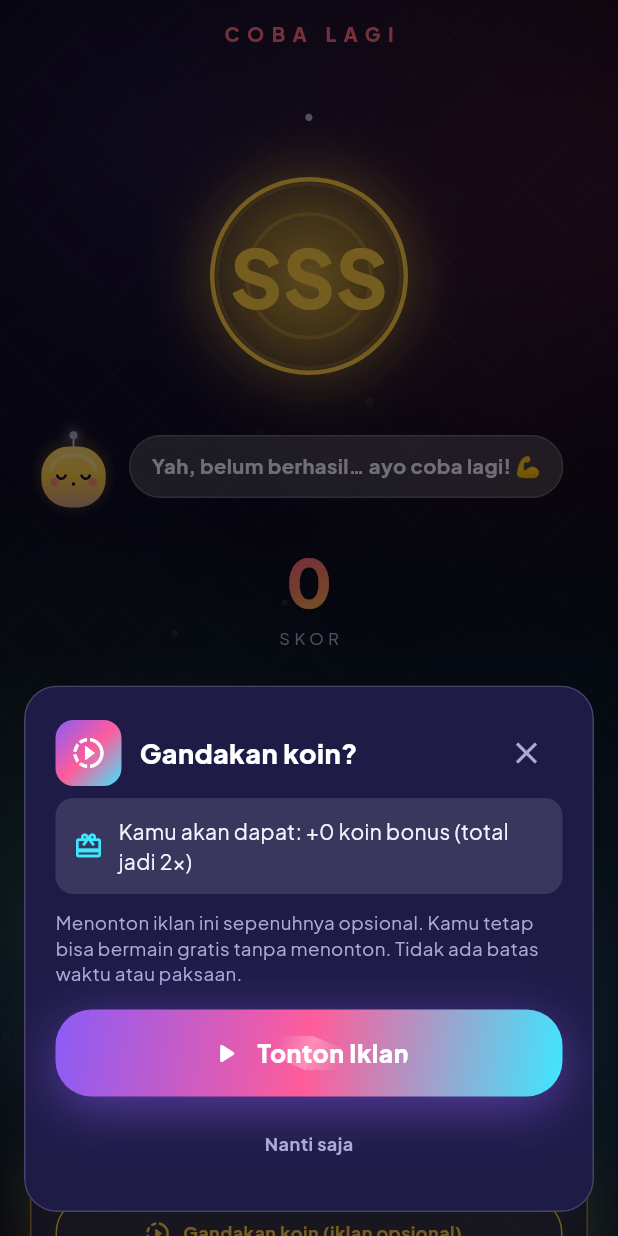
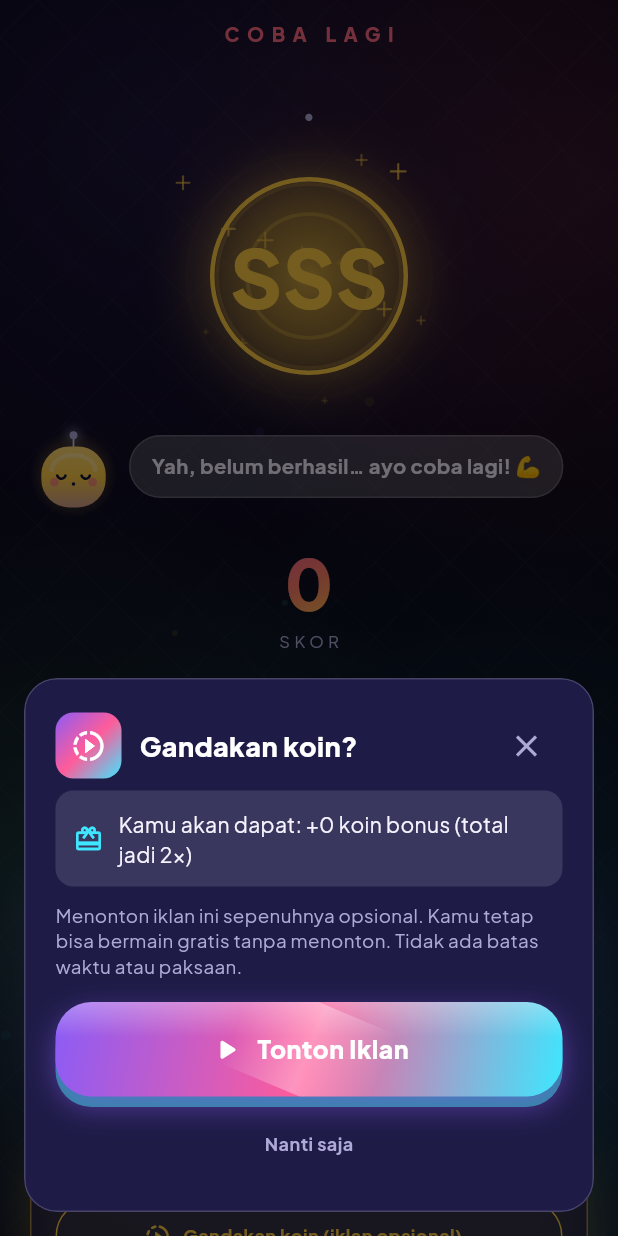
Before and after one commit to zachiesings/beat-nusantara, a Flutter app: the ResultScreen screen opened directly with empty values, after a tap on "Gandakan koin (iklan opsional)", on a phone screen of 412 x 824 dp. Run offline on Flutter 3.47's test engine with Material 3 defaults, Android fonts, the phone set to English and light mode, and no system bars; our stand-ins replace audioplayers, shared_preferences; accounts and stored records are empty.

Commit message:
feat: push juice further — candy buttons, holo cards, stickers, count-up, combo punch, note trails, shake
Game-grade delight layer on the real Flutter system (not just preview):

- GradientButton → chunky 3D "candy/clay" CTA: presses into a bottom rim, glossy
  sheen, shimmer sweep, breathing glow. Applies everywhere automatically.
- HoloSheen: holographic foil drift → playable song covers + home hero read as
  collectible trading cards.
- shapes.dart: tilted glowing Stickers (DEMO / UNGGULAN / FULL COMBO), twinkling
  star fields (Twinkles), WavyDivider — breaks the stacked-rectangle rhythm.
- CountUp: scores & coins roll up (Indonesian thousands separators).
- ComboCounter: combo number punch-scales on every increase.
- Notes: comet trails + glossy vertical gradient + soft glow + top highlight.
- Gameplay: playfield screen-shake on miss; FEVER ×2 tag.

Applied to SongCard, Home hero, Result. Screenshot states inherit it all.

Co-Authored-By: Claude Opus 4.8 (1M context) <noreply@anthropic.com>

```diff
--- a/lib/features/results/result_screen.dart
+++ b/lib/features/results/result_screen.dart
@@ -6,10 +6,12 @@ import '../../game/scoring/judgment.dart';
 import '../../game/scoring/score_engine.dart';
 import '../../services/ads/ads_service.dart';
 import '../../state/game_state.dart';
+import '../../widgets/count_up.dart';
 import '../../widgets/gradient_button.dart';
 import '../../widgets/mascot.dart';
 import '../../widgets/pulse.dart';
 import '../../widgets/reward_ad_sheet.dart';
+import '../../widgets/shapes.dart';
 import '../../widgets/soft_card.dart';
 import '../../widgets/sparkle.dart';
 import '../../widgets/stat_ring.dart';
@@ -130,7 +132,12 @@ class _ResultScreenState extends State<ResultScreen>
       child: Stack(
         alignment: Alignment.center,
         children: [
+          Positioned.fill(child: Twinkles(count: 12, color: r.grade.color)),
           PulseRings(color: r.grade.color, size: 168),
+          if (r.fullCombo)
+            const Positioned(
+                bottom: -2,
+                child: Sticker(text: 'FULL COMBO', icon: Icons.bolt_rounded, gradient: AppGradients.goldRush, angle: -0.06)),
           ScaleTransition(
             scale: CurvedAnimation(parent: _c, curve: Curves.elasticOut),
             child: Container(
@@ -157,8 +164,11 @@ class _ResultScreenState extends State<ResultScreen>
       children: [
         ShaderMask(
           shaderCallback: (rect) => AppGradients.candy.createShader(rect),
-          child: Text('${r.score}',
-              style: const TextStyle(fontSize: 44, fontWeight: FontWeight.w800, color: Colors.white)),
+          child: CountUp(
+            value: r.score,
+            duration: const Duration(milliseconds: 1100),
+            style: const TextStyle(fontSize: 46, fontWeight: FontWeight.w800, color: Colors.white),
+          ),
         ),
         const Text('SKOR', style: TextStyle(color: AppColors.textLo, letterSpacing: 3, fontSize: 11)),
       ],
@@ -229,7 +239,11 @@ class _ResultScreenState extends State<ResultScreen>
         Row(mainAxisAlignment: MainAxisAlignment.center, children: [
           const Icon(Icons.monetization_on, color: AppColors.gold),
           const SizedBox(width: 8),
-          Text('+${r.coins} koin', style: const TextStyle(fontWeight: FontWeight.w800, fontSize: 16)),
+          CountUp(
+              value: r.coins,
+              prefix: '+',
+              suffix: ' koin',
+              style: const TextStyle(fontWeight: FontWeight.w800, fontSize: 16)),
           const SizedBox(width: 18),
           const Icon(Icons.bolt_rounded, color: AppColors.violet),
           const SizedBox(width: 6),
--- /dev/null
+++ b/lib/widgets/count_up.dart
@@ -0,0 +1,39 @@
+import 'package:flutter/material.dart';
+
+/// Animated number that rolls up from 0 — scores and coins should *count*, not
+/// just appear. Uses Indonesian thousands separators (1.284.500).
+class CountUp extends StatelessWidget {
+  final int value;
+  final TextStyle? style;
+  final Duration duration;
+  final String prefix;
+  final String suffix;
+  const CountUp({
+    super.key,
+    required this.value,
+    this.style,
+    this.duration = const Duration(milliseconds: 900),
+    this.prefix = '',
+    this.suffix = '',
+  });
+
+  static String format(int n) {
+    final s = n.abs().toString();
+    final buf = StringBuffer();
+    for (int i = 0; i < s.length; i++) {
+      if (i > 0 && (s.length - i) % 3 == 0) buf.write('.');
+      buf.write(s[i]);
+    }
+    return '${n < 0 ? '-' : ''}$buf';
+  }
+
+  @override
+  Widget build(BuildContext context) {
+    return TweenAnimationBuilder<double>(
+      tween: Tween(begin: 0, end: value.toDouble()),
+      duration: duration,
+      curve: Curves.easeOutCubic,
+      builder: (_, v, __) => Text('$prefix${format(v.round())}$suffix', style: style),
+    );
+  }
+}
--- a/lib/widgets/gradient_button.dart
+++ b/lib/widgets/gradient_button.dart
@@ -2,8 +2,9 @@ import 'package:flutter/material.dart';
 import '../app/theme.dart';
 import '../core/haptics.dart';
 
-/// Juicy glowing pill button: continuous soft glow pulse, a slow shimmer sweep,
-/// and a springy press. The unmissable primary CTA.
+/// Chunky "candy/clay" CTA: a 3D bottom rim that the button physically presses
+/// into, a glossy top sheen, a moving shimmer, and a breathing glow. This is the
+/// single biggest game-feel signal — every primary action feels squishy & alive.
 class GradientButton extends StatefulWidget {
   final String label;
   final IconData? icon;
@@ -19,7 +20,7 @@ class GradientButton extends StatefulWidget {
     this.onTap,
     this.gradient = AppColors.brandGradient,
     this.enabled = true,
-    this.height = 58,
+    this.height = 56,
     this.pulse = true,
   });
 
@@ -29,7 +30,8 @@ class GradientButton extends StatefulWidget {
 
 class _GradientButtonState extends State<GradientButton>
     with SingleTickerProviderStateMixin {
-  double _scale = 1;
+  bool _down = false;
+  static const _rim = 7.0;
   late final AnimationController _c =
       AnimationController(vsync: this, duration: const Duration(milliseconds: 2200))..repeat();
 
@@ -39,58 +41,81 @@ class _GradientButtonState extends State<GradientButton>
     super.dispose();
   }
 
+  void _set(bool v) => setState(() => _down = v);
+
   @override
   Widget build(BuildContext context) {
     final enabled = widget.enabled && widget.onTap != null;
-    final glowColor = (widget.gradient is LinearGradient)
-        ? (widget.gradient as LinearGradient).colors.first
-        : AppColors.violet;
+    final colors = (widget.gradient is LinearGradient)
+        ? (widget.gradient as LinearGradient).colors
+        : const [AppColors.violet, AppColors.pink];
+    final glow = colors.first;
+    final rimColor = Color.lerp(colors.last, Colors.black, 0.4)!;
+
     return GestureDetector(
-      onTapDown: enabled ? (_) => setState(() => _scale = 0.95) : null,
-      onTapUp: enabled ? (_) => setState(() => _scale = 1) : null,
-      onTapCancel: enabled ? () => setState(() => _scale = 1) : null,
+      onTapDown: enabled ? (_) => _set(true) : null,
+      onTapUp: enabled ? (_) => _set(false) : null,
+      onTapCancel: enabled ? () => _set(false) : null,
       onTap: enabled
           ? () {
               Haptics.medium();
               widget.onTap!();
             }
           : null,
-      child: AnimatedScale(
-        scale: _scale,
-        duration: AppDur.xfast,
-        child: Opacity(
-          opacity: enabled ? 1 : 0.45,
+      child: Opacity(
+        opacity: enabled ? 1 : 0.5,
+        child: SizedBox(
+          height: widget.height + _rim,
           child: AnimatedBuilder(
             animation: _c,
             builder: (_, __) {
-              final pulse = widget.pulse && enabled
-                  ? 0.5 + 0.5 * (1 + (_c.value * 2 - 1).abs()) / 2
-                  : 0.5;
-              return Container(
+              final pulse = widget.pulse && enabled ? (_c.value * 2 - 1).abs() : 0.4;
+              return AnimatedContainer(
+                duration: AppDur.xfast,
+                curve: Curves.easeOut,
                 height: widget.height,
-                alignment: Alignment.center,
+                margin: EdgeInsets.only(top: _down ? _rim - 2 : 0),
                 decoration: BoxDecoration(
                   gradient: widget.gradient,
                   borderRadius: BorderRadius.circular(AppRadius.md),
-                  boxShadow: AppShadows.glow(glowColor, blur: 18 + 16 * pulse, y: 8, a: 0.5),
+                  boxShadow: [
+                    // chunky rim (the "candy" base it presses into)
+                    BoxShadow(color: rimColor, offset: Offset(0, _down ? 2 : _rim), blurRadius: 0),
+                    // breathing glow
+                    ...AppShadows.glow(glow, blur: 14 + 16 * pulse, y: 7, a: 0.5),
+                  ],
                 ),
                 child: ClipRRect(
                   borderRadius: BorderRadius.circular(AppRadius.md),
                   child: Stack(
                     alignment: Alignment.center,
                     children: [
+                      // glossy top sheen
+                      Align(
+                        alignment: Alignment.topCenter,
+                        child: Container(
+                          height: widget.height * 0.42,
+                          decoration: BoxDecoration(
+                            gradient: LinearGradient(
+                              begin: Alignment.topCenter,
+                              end: Alignment.bottomCenter,
+                              colors: [Colors.white.withValues(alpha: 0.30), Colors.white.withValues(alpha: 0.0)],
+                            ),
+                          ),
+                        ),
+                      ),
                       // shimmer sweep
                       Positioned.fill(
                         child: FractionallySizedBox(
-                          alignment: Alignment(-1.6 + 3.2 * _c.value, 0),
-                          widthFactor: 0.35,
+                          alignment: Alignment(-1.8 + 3.6 * _c.value, 0),
+                          widthFactor: 0.3,
                           child: Transform.rotate(
                             angle: 0.4,
                             child: DecoratedBox(
                               decoration: BoxDecoration(
                                 gradient: LinearGradient(colors: [
                                   Colors.white.withValues(alpha: 0.0),
-                                  Colors.white.withValues(alpha: enabled ? 0.30 : 0.0),
+                                  Colors.white.withValues(alpha: enabled ? 0.35 : 0.0),
                                   Colors.white.withValues(alpha: 0.0),
                                 ]),
                               ),
@@ -102,8 +127,8 @@ class _GradientButtonState extends State<GradientButton>
                         mainAxisSize: MainAxisSize.min,
                         children: [
                           if (widget.icon != null) ...[
-                            Icon(widget.icon, color: Colors.white, size: 22),
-                            const SizedBox(width: 10),
+                            Icon(widget.icon, color: Colors.white, size: 23),
+                            const SizedBox(width: 9),
                           ],
                           Text(widget.label,
                               style: const TextStyle(
--- /dev/null
+++ b/lib/widgets/shapes.dart
@@ -0,0 +1,143 @@
+import 'dart:math' as math;
+import 'package:flutter/material.dart';
+import '../app/theme.dart';
+
+/// A tilted, glowing sticker badge — the playful "slapped-on" label that makes
+/// UI feel like a game, not a form. Slight rotation by default.
+class Sticker extends StatelessWidget {
+  final String text;
+  final IconData? icon;
+  final Gradient gradient;
+  final double angle;
+  final double fontSize;
+  const Sticker({
+    super.key,
+    required this.text,
+    this.icon,
+    this.gradient = AppGradients.candy,
+    this.angle = -0.09,
+    this.fontSize = 11,
+  });
+
+  @override
+  Widget build(BuildContext context) {
+    final glow = (gradient is LinearGradient) ? (gradient as LinearGradient).colors.first : AppColors.pink;
+    return Transform.rotate(
+      angle: angle,
+      child: Container(
+        padding: EdgeInsets.symmetric(horizontal: icon != null ? 9 : 11, vertical: 6),
+        decoration: BoxDecoration(
+          gradient: gradient,
+          borderRadius: BorderRadius.circular(AppRadius.pill),
+          border: Border.all(color: Colors.white.withValues(alpha: 0.65), width: 1.5),
+          boxShadow: AppShadows.glow(glow, blur: 14, y: 4, a: 0.6),
+        ),
+        child: Row(mainAxisSize: MainAxisSize.min, children: [
+          if (icon != null) ...[Icon(icon, size: fontSize + 2, color: Colors.white), const SizedBox(width: 4)],
+          Text(text,
+              style: TextStyle(
+                  color: Colors.white, fontWeight: FontWeight.w800, fontSize: fontSize, letterSpacing: 0.4)),
+        ]),
+      ),
+    );
+  }
+}
+
+/// A field of gently twinkling stars — decorative sparkle for hero areas / behind
+/// celebratory content. Drop into a Positioned.fill.
+class Twinkles extends StatefulWidget {
+  final int count;
+  final Color color;
+  const Twinkles({super.key, this.count = 10, this.color = Colors.white});
+
+  @override
+  State<Twinkles> createState() => _TwinklesState();
+}
+
+class _TwinklesState extends State<Twinkles> with SingleTickerProviderStateMixin {
+  late final AnimationController _c =
+      AnimationController(vsync: this, duration: const Duration(milliseconds: 2400))..repeat();
+
+  @override
+  void dispose() {
+    _c.dispose();
+    super.dispose();
+  }
+
+  @override
+  Widget build(BuildContext context) {
+    return IgnorePointer(
+      child: AnimatedBuilder(
+        animation: _c,
+        builder: (_, __) => CustomPaint(painter: _TwinklePainter(_c.value, widget.count, widget.color)),
+      ),
+    );
+  }
+}
+
+class _TwinklePainter extends CustomPainter {
+  final double t;
+  final int count;
+  final Color color;
+  _TwinklePainter(this.t, this.count, this.color);
+
+  @override
+  void paint(Canvas canvas, Size size) {
+    final p = Paint()..strokeCap = StrokeCap.round;
+    for (int i = 0; i < count; i++) {
+      final sx = ((i * 0.61803) % 1.0) * size.width;
+      final sy = ((i * 0.31831 + 0.13) % 1.0) * size.height;
+      final tw = (math.sin((t * 2 * math.pi) + i * 1.7) + 1) / 2; // 0..1
+      final r = 1.5 + 3.5 * tw;
+      p.color = color.withValues(alpha: 0.15 + 0.6 * tw);
+      // 4-point sparkle
+      canvas.drawLine(Offset(sx - r, sy), Offset(sx + r, sy), p..strokeWidth = 1.4);
+      canvas.drawLine(Offset(sx, sy - r), Offset(sx, sy + r), p);
+    }
+  }
+
+  @override
+  bool shouldRepaint(covariant _TwinklePainter old) => old.t != t;
+}
+
+/// A soft wavy section divider — breaks up the "stacked rectangles" rhythm.
+class WavyDivider extends StatelessWidget {
+  final Gradient gradient;
+  final double height;
+  const WavyDivider({super.key, this.gradient = AppColors.brandGradient, this.height = 14});
+
+  @override
+  Widget build(BuildContext context) {
+    return SizedBox(
+      height: height,
+      width: double.infinity,
+      child: CustomPaint(painter: _WavyPainter(gradient)),
+    );
+  }
+}
+
+class _WavyPainter extends CustomPainter {
+  final Gradient gradient;
+  _WavyPainter(this.gradient);
+
+  @override
+  void paint(Canvas canvas, Size size) {
+    final path = Path()..moveTo(0, size.height / 2);
+    final amp = size.height * 0.32;
+    for (double x = 0; x <= size.width; x += 6) {
+      path.lineTo(x, size.height / 2 + math.sin(x / 26) * amp);
+    }
+    canvas.drawPath(
+      path,
+      Paint()
+        ..shader = gradient.createShader(Offset.zero & size)
+        ..style = PaintingStyle.stroke
+        ..strokeWidth = 3
+        ..strokeCap = StrokeCap.round
+        ..maskFilter = const MaskFilter.blur(BlurStyle.normal, 1),
+    );
+  }
+
+  @override
+  bool shouldRepaint(covariant _WavyPainter old) => false;
+}
```
Also changed, not shown: lib/features/gameplay/game_hud.dart (+51 -11 lines), lib/features/gameplay/gameplay_screen.dart (+15 -2 lines), lib/features/home/home_screen.dart (+10 -2 lines), lib/game/rendering/note_painter.dart (+42 -9 lines), lib/widgets/holo.dart (added, +65 -0 lines), lib/widgets/song_card.dart (+11 -3 lines).
